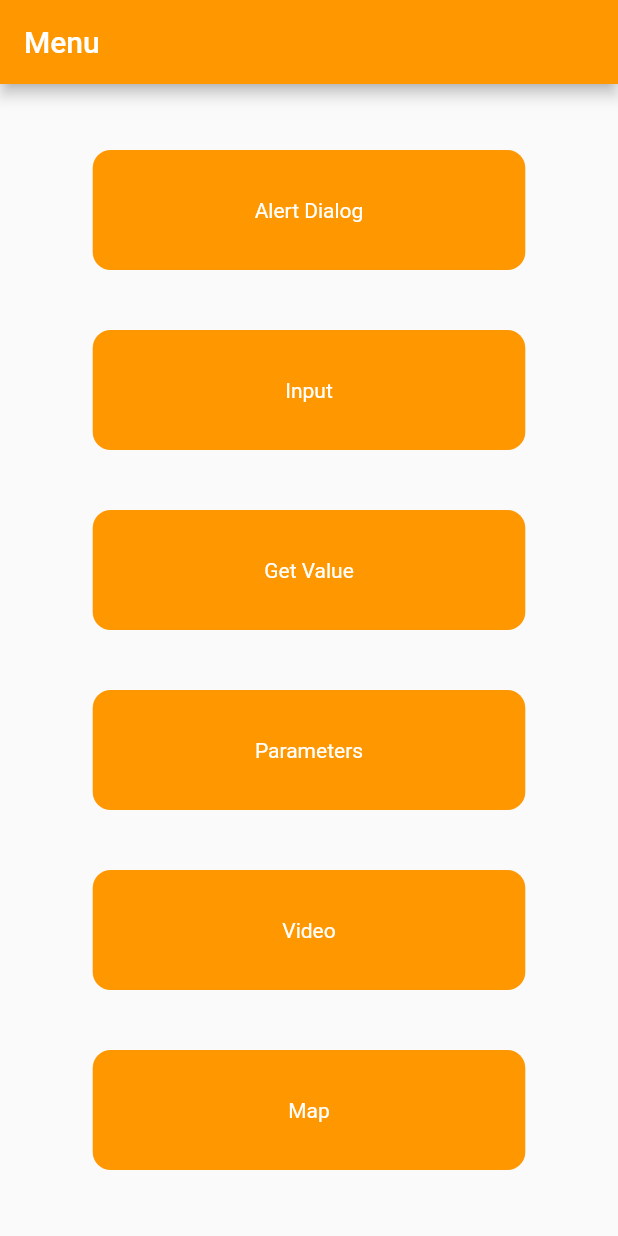
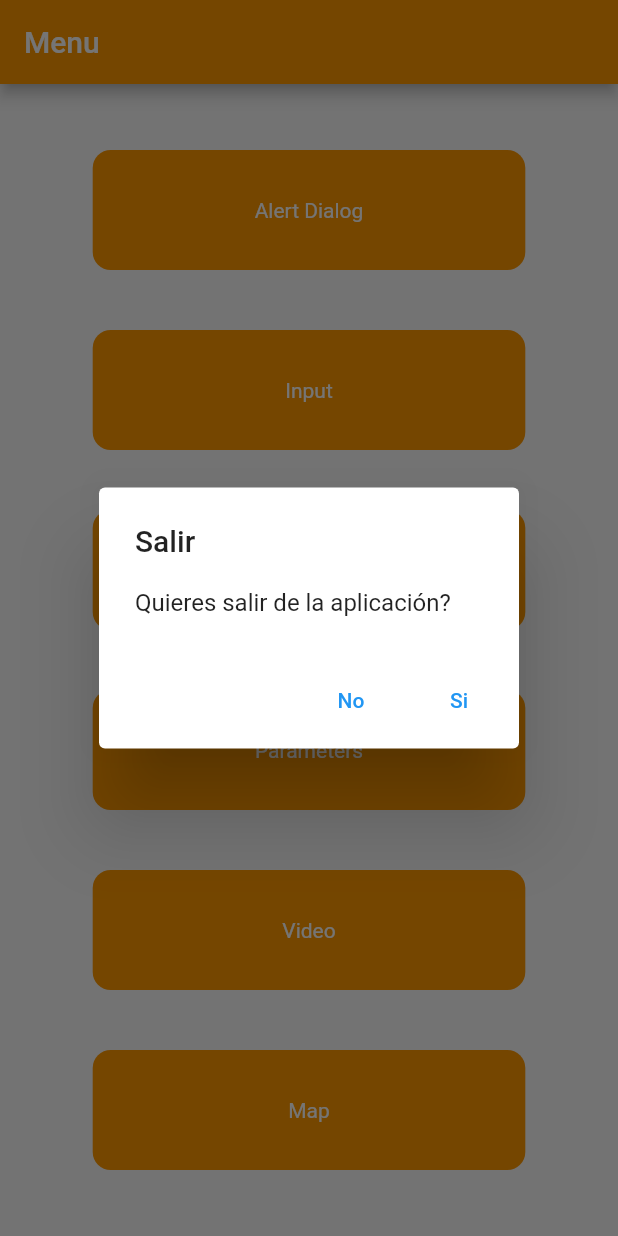
Before and after one commit to IbrahimRuben/tutoflutter, a Flutter app: the MenuPage screen opened directly, after a tap on "Alert Dialog", on a phone screen of 412 x 824 dp. Run offline on Flutter 3.47's test engine with Material 2 defaults, Android fonts, the phone set to English and light mode, and no system bars.

Commit message:
Step 3: Alert Dialog

```diff
--- a/lib/pages/menu_page.dart
+++ b/lib/pages/menu_page.dart
@@ -6,6 +6,31 @@ class MenuPage extends StatelessWidget {
 
   @override
   Widget build(BuildContext context) {
+    Future callAlertDialog() {
+      return showDialog(
+        context: context,
+        builder: (context) {
+          return AlertDialog(
+            title: const Text("Salir"),
+            content: const Text("Quieres salir de la aplicación?"),
+            actions: [
+              TextButton(
+                  onPressed: () {
+                    Navigator.pop(context);
+                  },
+                  child: const Text('No')),
+              TextButton(
+                  onPressed: () {
+                    Navigator.pop(context);
+                    Navigator.pop(context);
+                  },
+                  child: const Text('Si')),
+            ],
+          );
+        },
+      );
+    }
+
     return Scaffold(
       appBar: AppBar(
         title: const Text('Menu'),
@@ -17,7 +42,7 @@ class MenuPage extends StatelessWidget {
           child: Column(
             mainAxisAlignment: MainAxisAlignment.center,
             children: [
-              MyMenuButton(title: "Alert Dialog", onTap: () {}),
+              MyMenuButton(title: "Alert Dialog", onTap: callAlertDialog),
               const SizedBox(height: 40),
               MyMenuButton(title: "Input", onTap: () {}),
               const SizedBox(height: 40),
```
